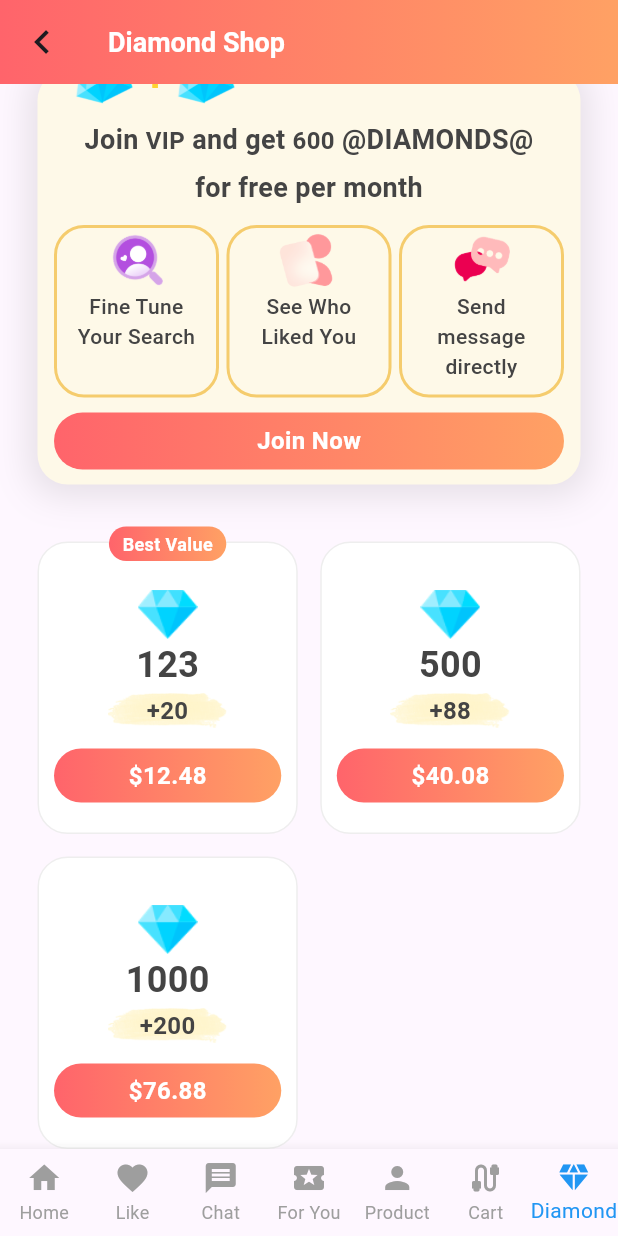
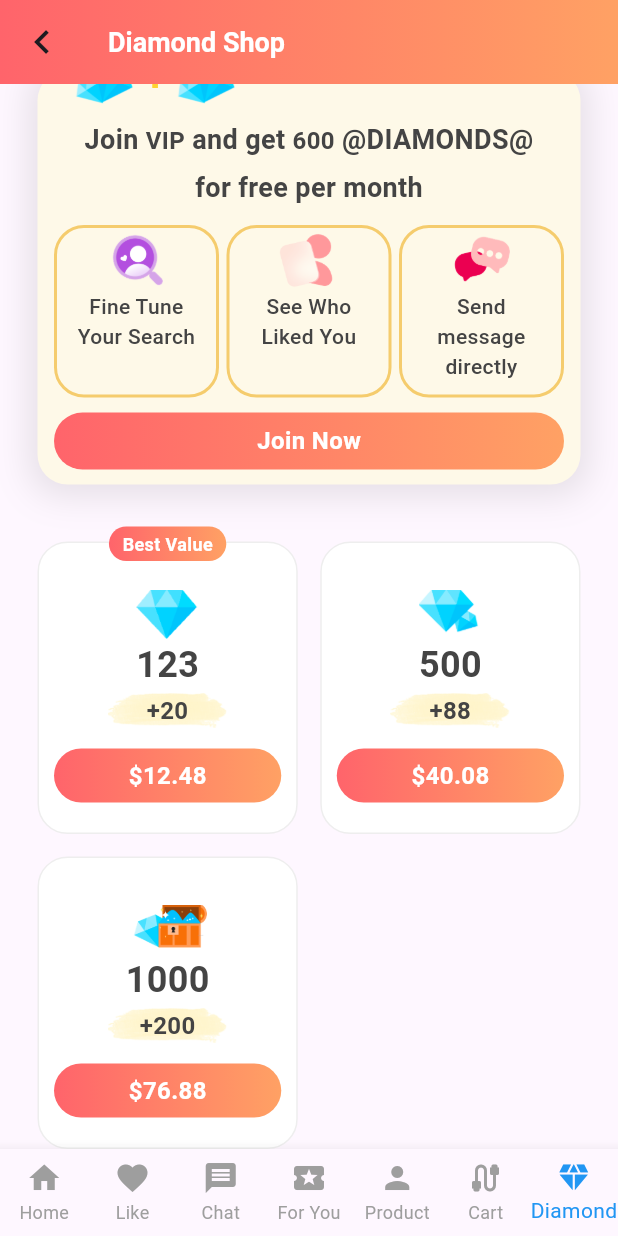
Before and after one commit to kitety/flutter_study, a Flutter app: the screen it shows after launch, scrolled down 350 dp, on a phone screen of 412 x 824 dp. Run offline on Flutter 3.47's test engine with Material 3 defaults, Android fonts, the phone set to English and light mode, and no system bars; drawn by our look-alikes of easy_rich_text; our stand-ins replace badges, flutter_slidable, get; missing offline and left inert: throttling; network calls fail.

```diff
--- a/lib/model/shop.dart
+++ b/lib/model/shop.dart
@@ -1,9 +1,13 @@
+// To parse this JSON data, do
+//
+//     final pageantsUserInfo = pageantsUserInfoFromJson(jsonString);
+
 import 'dart:convert';
 
 DiamondShop diamondShopFromJson(String str) =>
     DiamondShop.fromJson(json.decode(str));
 
-String diamondShopToJson(DiamondShop data) => json.encode(data.toJson());
+String pageantsUserInfoToJson(DiamondShop data) => json.encode(data.toJson());
 
 class DiamondShop {
   final bool isVip;
@@ -40,6 +44,7 @@ class Promotion {
   final double money;
   final bool isShowTip;
   final String tipText;
+  final String type;
   final bool? isBestValue;
 
   Promotion({
@@ -48,6 +53,7 @@ class Promotion {
     required this.money,
     required this.isShowTip,
     required this.tipText,
+    required this.type,
     this.isBestValue,
   });
 
@@ -57,6 +63,7 @@ class Promotion {
         money: json["money"]?.toDouble(),
         isShowTip: json["isShowTip"],
         tipText: json["tipText"],
+        type: json["type"],
         isBestValue: json["isBestValue"],
       );
 
@@ -66,6 +73,7 @@ class Promotion {
         "money": money,
         "isShowTip": isShowTip,
         "tipText": tipText,
+        "type": type,
         "isBestValue": isBestValue,
       };
 }
--- a/lib/pages/diamond/widgets/buy_stone_card.dart
+++ b/lib/pages/diamond/widgets/buy_stone_card.dart
@@ -12,6 +12,7 @@ class BuyStoneCard extends StatelessWidget {
 
   @override
   Widget build(BuildContext context) {
+    print(promotion.type);
     return Stack(
       clipBehavior: Clip.none,
       children: [
@@ -26,8 +27,8 @@ class BuyStoneCard extends StatelessWidget {
           ),
           child: Column(
             children: [
-              const Image(
-                image: AssetImage('images/stone.png'),
+              Image(
+                image: AssetImage('images/diamond_shop/${promotion.type}.png'),
                 height: 33,
               ),
               Text(
--- a/lib/service/api_server.dart
+++ b/lib/service/api_server.dart
@@ -9,7 +9,7 @@ import '../utils/random_num.dart';
 class ApiService {
   static DiamondShop getDiamondShopData() {
     const fakeAjaxRes =
-        '{"isVip":false,"stoneBalance":52678,"mostPopular":{"count":150,"increaseCount":30,"money":10.56,"isShowTip":true,"tipText":"Most popular"},"promotions":[{"count":123,"increaseCount":20,"money":13.56,"isShowTip":true,"tipText":"Best Value"},{"count":500,"increaseCount":88,"money":43.56,"isBestValue":false,"isShowTip":false,"tipText":""},{"count":1000,"increaseCount":200,"money":83.56,"isBestValue":false,"isShowTip":false,"tipText":""}]}';
+        '{"isVip":false,"stoneBalance":52678,"mostPopular":{"count":150,"increaseCount":30,"money":10.56,"isShowTip":true,"tipText":"Most popular","type":""},"promotions":[{"count":123,"increaseCount":20,"money":13.56,"isShowTip":true,"tipText":"Best Value","type":"single"},{"count":500,"increaseCount":88,"money":43.56,"isBestValue":false,"isShowTip":false,"tipText":"","type":"two"},{"count":1000,"increaseCount":200,"money":83.56,"isBestValue":false,"isShowTip":false,"tipText":"","type":"box"}]}';
     return diamondShopFromJson(fakeAjaxRes);
   }
 
```
Also changed, not shown: images/diamond_shop/box.png (renamed from images/diamond_shop/stone_box_icon.png), images/diamond_shop/single.png (added), images/diamond_shop/two.png (renamed from images/diamond_shop/stone_two_icon.png).
